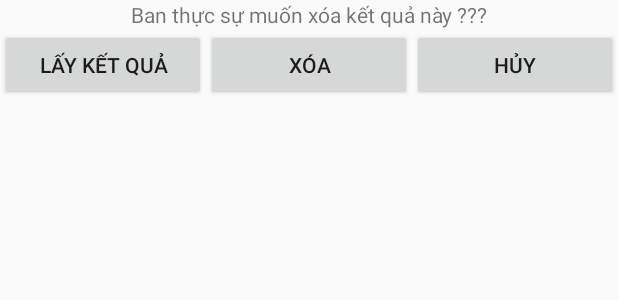
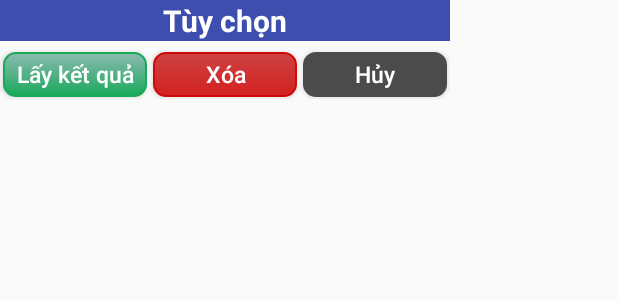
Before and after one commit to lap-trinh-android-chieu-thu-5/Calculator, an Android app: the layout custom_dialog.xml on its own in the app's theme, with its tools: preview values and no code run, on a phone screen of 412 x 824 dp. Shown: the top 300 px of the screen. Run offline under Robolectric (Android 15) with nearby library versions, the phone set to English and light mode, and no system bars.

Commit message:
sửa xong dialog

```diff
--- /dev/null
+++ b/Calculator/app/src/main/res/drawable/bg_button_accept.xml
@@ -0,0 +1,40 @@
+<?xml version="1.0" encoding="utf-8"?>
+<selector xmlns:android="http://schemas.android.com/apk/res/android">
+    <item android:state_pressed="true" >
+        <shape android:shape="rectangle"  >
+            <corners
+                android:radius="8dip" />
+            <stroke
+                android:width="1dip"
+                android:color="#18A959" />
+            <gradient
+                android:angle="-90"
+                android:startColor="#18A959"
+                android:endColor="#689a92"  />
+        </shape>
+    </item>
+    <item android:state_focused="true">
+        <shape android:shape="rectangle"  >
+            <corners
+                android:radius="8dip" />
+            <stroke
+                android:width="1dip"
+                android:color="#18A959" />
+            <solid
+                android:color="#18A959"/>
+        </shape>
+    </item>
+    <item >
+        <shape android:shape="rectangle"  >
+            <corners
+                android:radius="8dip" />
+            <stroke
+                android:width="1dip"
+                android:color="#18A959" />
+            <gradient
+                android:angle="-90"
+                android:startColor="#8dbab3"
+                android:endColor="#18A959" />
+        </shape>
+    </item>
+</selector>
--- /dev/null
+++ b/Calculator/app/src/main/res/drawable/bg_button_cancel.xml
@@ -0,0 +1,40 @@
+<?xml version="1.0" encoding="utf-8"?>
+<selector xmlns:android="http://schemas.android.com/apk/res/android">
+    <item android:state_pressed="true" >
+        <shape android:shape="rectangle"  >
+            <corners
+                android:radius="8dip" />
+            <stroke
+                android:width="1dip"
+                android:color="#4B4B4B" />
+            <gradient
+                android:angle="-90"
+                android:startColor="#4B4B4B"
+                android:endColor="#4B4B4B"  />
+        </shape>
+    </item>
+    <item android:state_focused="true">
+        <shape android:shape="rectangle"  >
+            <corners
+                android:radius="8dip" />
+            <stroke
+                android:width="1dip"
+                android:color="#4B4B4B" />
+            <solid
+                android:color="#4B4B4B"/>
+        </shape>
+    </item>
+    <item >
+        <shape android:shape="rectangle"  >
+            <corners
+                android:radius="8dip" />
+            <stroke
+                android:width="1dip"
+                android:color="#4B4B4B" />
+            <gradient
+                android:angle="-90"
+                android:startColor="#4B4B4B"
+                android:endColor="#4B4B4B" />
+        </shape>
+    </item>
+</selector>
--- /dev/null
+++ b/Calculator/app/src/main/res/drawable/bg_button_delete.xml
@@ -0,0 +1,40 @@
+<?xml version="1.0" encoding="utf-8"?>
+<selector xmlns:android="http://schemas.android.com/apk/res/android">
+    <item android:state_pressed="true" >
+        <shape android:shape="rectangle"  >
+            <corners
+                android:radius="8dip" />
+            <stroke
+                android:width="1dip"
+                android:color="#ce0a0a" />
+            <gradient
+                android:angle="-90"
+                android:startColor="#ce4242"
+                android:endColor="#ce0a0a"  />
+        </shape>
+    </item>
+    <item android:state_focused="true">
+        <shape android:shape="rectangle"  >
+            <corners
+                android:radius="8dip" />
+            <stroke
+                android:width="1dip"
+                android:color="#ce4242" />
+            <solid
+                android:color="#ce0a0a"/>
+        </shape>
+    </item>
+    <item >
+        <shape android:shape="rectangle"  >
+            <corners
+                android:radius="8dip" />
+            <stroke
+                android:width="1dip"
+                android:color="#ce0a0a" />
+            <gradient
+                android:angle="-90"
+                android:startColor="#ce4242"
+                android:endColor="#d32121" />
+        </shape>
+    </item>
+</selector>
--- a/Calculator/app/src/main/res/layout/custom_dialog.xml
+++ b/Calculator/app/src/main/res/layout/custom_dialog.xml
@@ -1,35 +1,56 @@
 <?xml version="1.0" encoding="utf-8"?>
 <LinearLayout xmlns:android="http://schemas.android.com/apk/res/android"
-    android:orientation="vertical" android:layout_width="match_parent"
+    android:orientation="vertical"
+    android:layout_width="300dp"
     android:layout_height="wrap_content">
 
     <TextView
+        android:layout_marginBottom="5dp"
+        android:background="#3D4EAF"
+        android:textStyle="bold"
+        android:textColor="#ffffff"
+        android:textSize="20dp"
         android:layout_weight="1"
         android:layout_width="match_parent"
         android:layout_height="wrap_content"
         android:gravity="center"
-        android:text="Ban thực sự muốn xóa kết quả này ???"/>
+        android:text="Tùy chọn"/>
     <LinearLayout
         android:layout_width="match_parent"
-        android:layout_height="70dp"
+        android:layout_height="wrap_content"
         android:orientation="horizontal">
         <Button
+            android:layout_margin="2dp"
+            android:textSize="15dp"
+            android:background="@drawable/bg_button_accept"
             android:id="@+id/btn_accept"
             android:layout_weight="1"
             android:layout_width="match_parent"
-            android:layout_height="wrap_content"
-            android:text="Lấy kết quả"/>
+            android:layout_height="30dp"
+            android:text="Lấy kết quả"
+            android:textAllCaps="false"
+            android:textColor="#ffffff"/>
         <Button
+            android:layout_margin="2dp"
+            android:textSize="15dp"
+            android:background="@drawable/bg_button_delete"
             android:id="@+id/btn_delete"
             android:layout_weight="1"
             android:layout_width="match_parent"
-            android:layout_height="wrap_content"
-            android:text="Xóa"/>
+            android:layout_height="30dp"
+            android:text="Xóa"
+            android:textAllCaps="false"
+            android:textColor="#ffff"/>
         <Button
+            android:layout_margin="2dp"
+            android:textSize="15dp"
+            android:textColor="#ffffff"
+            android:background="@drawable/bg_button_cancel"
             android:id="@+id/btn_cancle"
             android:layout_weight="1"
             android:layout_width="match_parent"
-            android:layout_height="wrap_content"
-            android:text="Hủy"/>
+            android:layout_height="30dp"
+            android:text="Hủy"
+            android:textAllCaps="false"/>
     </LinearLayout>
 </LinearLayout>
```
Also changed, not shown: Calculator/app/src/main/java/calculator/team07/adapter/CustomAdapter.java (+19 -25 lines), Calculator/app/src/main/java/calculator/team07/view/HistoryActivity.java (+42 -46 lines), Calculator/app/src/main/java/calculator/team07/view/MainActivity.java (+0 -10 lines).
